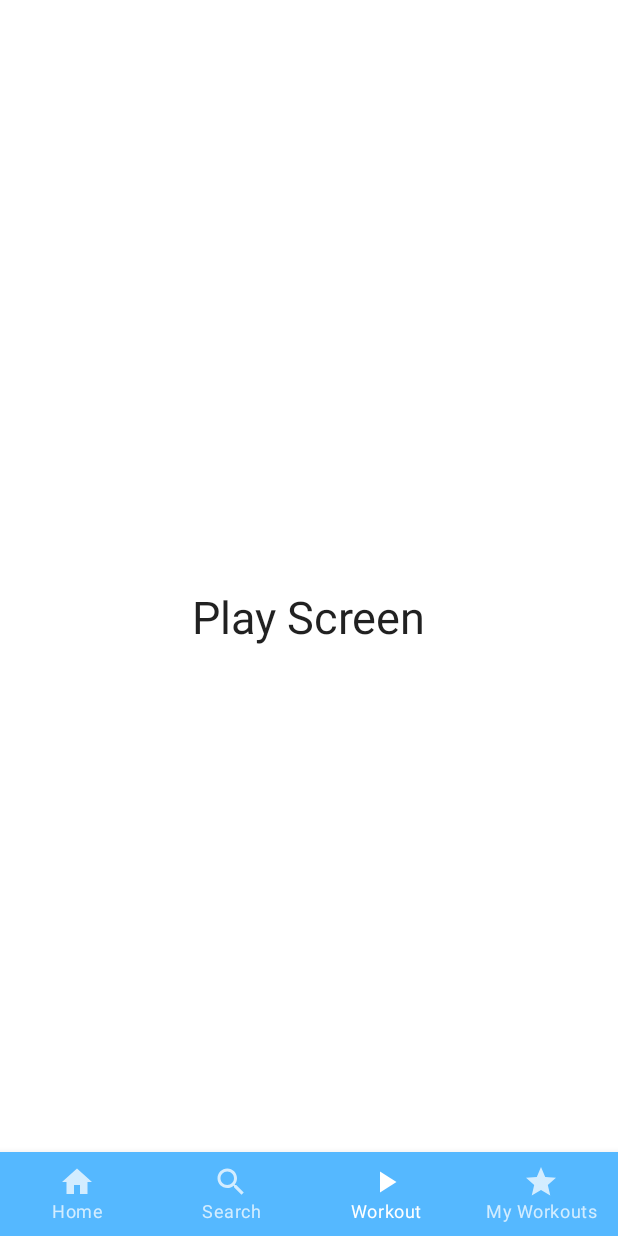
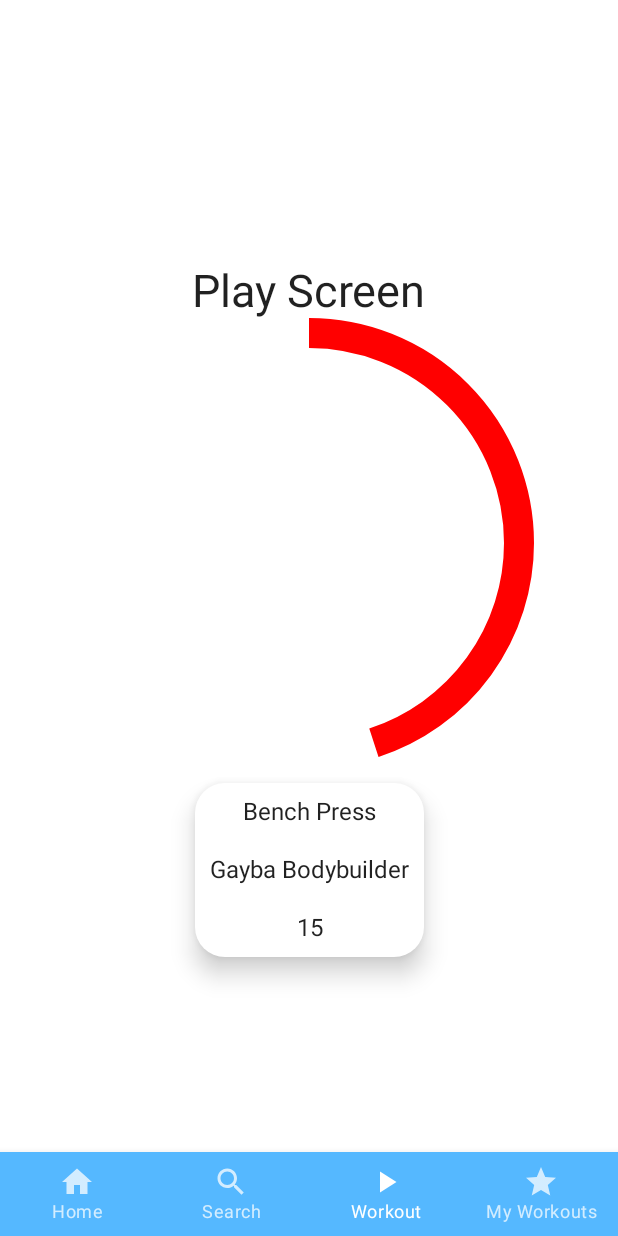
Before and after one commit to martinhecht01/step-mobile, an Android app built with Jetpack Compose: the play_screen screen opened through its navigation route, on a phone screen of 412 x 824 dp. Run offline under Robolectric (Android 15) with nearby library versions, the phone set to English and light mode, and no system bars.

Commit message:
exercisecard and playscreen

```diff
--- /dev/null
+++ b/app/src/main/java/com/example/step_mobile/components/ExerciseCard.kt
@@ -0,0 +1,32 @@
+package com.example.step_mobile.components
+
+import androidx.compose.foundation.layout.Arrangement
+import androidx.compose.foundation.layout.Column
+import androidx.compose.foundation.layout.padding
+import androidx.compose.foundation.shape.RoundedCornerShape
+import androidx.compose.material.Card
+import androidx.compose.material.Icon
+import androidx.compose.material.IconToggleButton
+import androidx.compose.material.Text
+import androidx.compose.material.icons.Icons
+import androidx.compose.material.icons.filled.Favorite
+import androidx.compose.material.icons.filled.FavoriteBorder
+import androidx.compose.runtime.*
+import androidx.compose.ui.Alignment
+import androidx.compose.ui.Modifier
+import androidx.compose.ui.graphics.Color
+import androidx.compose.ui.graphics.graphicsLayer
+import androidx.compose.ui.unit.dp
+
+@Composable
+fun ExerciseCard(title: String, description: String, Reps: Int) {
+    val paddingModifier = Modifier.padding(10.dp)
+    Card(shape = RoundedCornerShape(20.dp),elevation = 10.dp, modifier = paddingModifier) {
+        Column(verticalArrangement = Arrangement.Center,
+            horizontalAlignment = Alignment.CenterHorizontally) {
+            Text(text = title, modifier = paddingModifier)
+            Text(text = description, modifier = paddingModifier)
+            Text( text = Reps.toString(), modifier = paddingModifier)
+        }
+    }
+}
--- a/app/src/main/java/com/example/step_mobile/screens/PlayScreen.kt
+++ b/app/src/main/java/com/example/step_mobile/screens/PlayScreen.kt
@@ -1,14 +1,17 @@
 package com.example.step_mobile
 
-import androidx.compose.foundation.layout.Arrangement
-import androidx.compose.foundation.layout.Column
-import androidx.compose.foundation.layout.fillMaxSize
+import androidx.compose.foundation.Canvas
+import androidx.compose.foundation.layout.*
+import androidx.compose.material.CircularProgressIndicator
 import androidx.compose.material.Text
 import androidx.compose.runtime.Composable
 import androidx.compose.ui.Alignment
 import androidx.compose.ui.Modifier
+import androidx.compose.ui.graphics.Color
 import androidx.compose.ui.res.stringResource
+import androidx.compose.ui.unit.dp
 import androidx.compose.ui.unit.sp
+import com.example.step_mobile.components.ExerciseCard
 
 @Composable
 fun PlayScreen() {
@@ -20,5 +23,14 @@ fun PlayScreen() {
             text = stringResource(id = R.string.play_screen),
             fontSize = 30.sp
         )
+        CircularProgressIndicator(
+                progress = 0.45f,
+                color = Color.Red,
+                modifier = Modifier.then(Modifier.size(300.dp)),
+                strokeWidth = 20.dp
+        )
+        ExerciseCard("Bench Press", "Gayba Bodybuilder",15)
+
+
     }
 }
```
